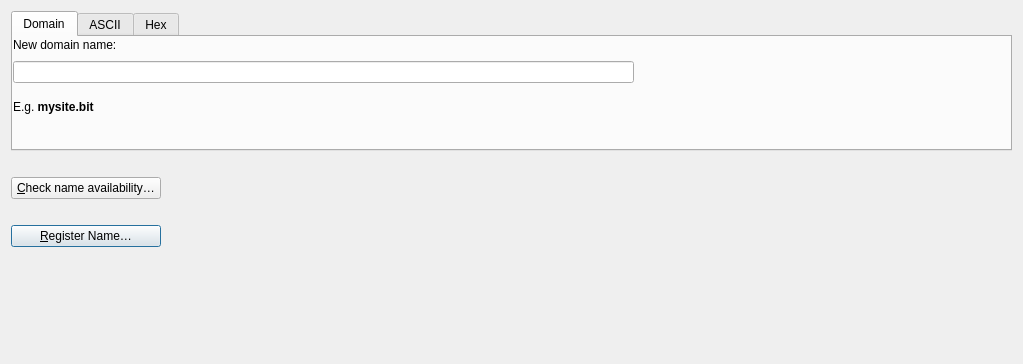
Before: the Qt Designer form electrum_nmc/electrum/gui/qt/forms/buynamespage.ui in namecoin/electrum-nmc, drawn with Qt 5.
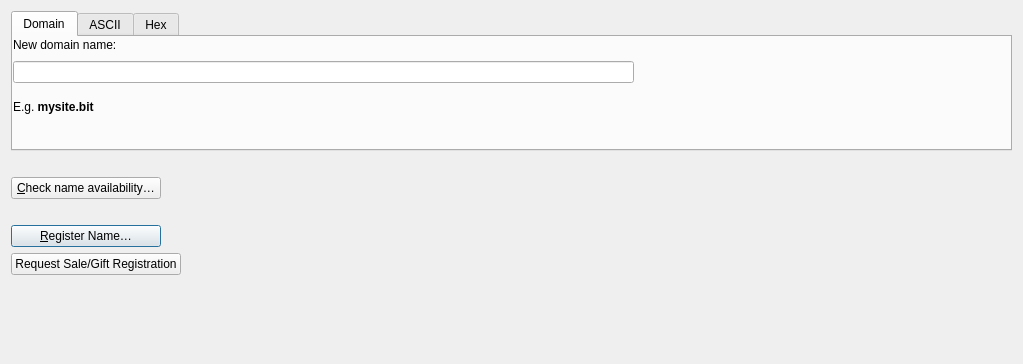
After: the same form once the commit is applied. Icons and pictures are not drawn. Custom widgets are drawn as their Qt base class.

Commit message: Gitfting names UI + code functionality

```diff
--- a/electrum_nmc/electrum/gui/qt/forms/buynamespage.ui
+++ b/electrum_nmc/electrum/gui/qt/forms/buynamespage.ui
@@ -364,6 +364,45 @@
      </property>
     </widget>
    </item>
+   <item>
+    <layout class="QHBoxLayout" name="horizontalLayout_giftName">
+     <property name="sizeConstraint">
+      <enum>QLayout::SetFixedSize</enum>
+     </property>
+     <item>
+      <widget class="QPushButton" name="btnGiftButton">
+       <property name="sizePolicy">
+        <sizepolicy hsizetype="Fixed" vsizetype="Fixed">
+         <horstretch>0</horstretch>
+         <verstretch>0</verstretch>
+        </sizepolicy>
+       </property>
+       <property name="maximumSize">
+        <size>
+         <width>455</width>
+         <height>455</height>
+        </size>
+       </property>
+       <property name="text">
+        <string>Request Sale/Gift Registration</string>
+       </property>
+      </widget>
+     </item>
+     <item>
+      <spacer name="horizontalSpacer_12">
+       <property name="orientation">
+        <enum>Qt::Horizontal</enum>
+       </property>
+       <property name="sizeHint" stdset="0">
+        <size>
+         <width>40</width>
+         <height>20</height>
+        </size>
+       </property>
+      </spacer>
+     </item>
+    </layout>
+   </item>
    <item>
     <spacer name="verticalSpacer">
      <property name="orientation">
```
The commit also changes 4 other files.
